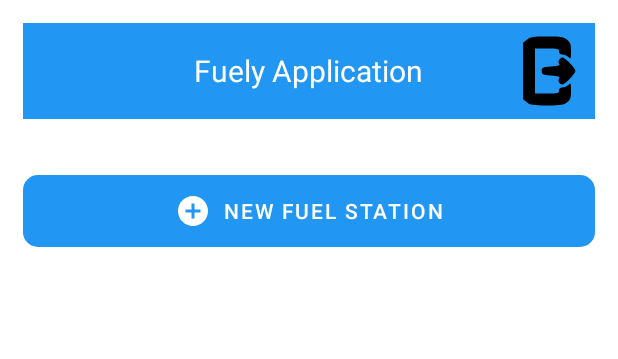
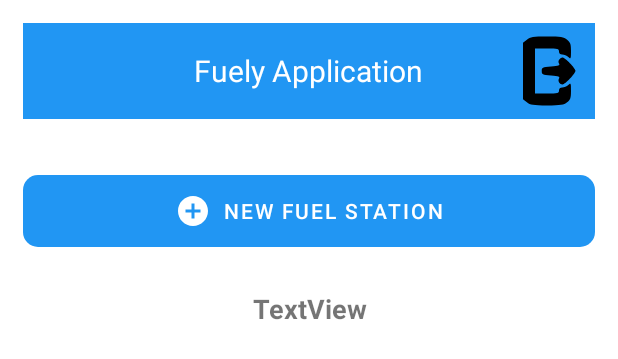
Before and after one commit to it19075136/fuel-mgmt-app-frontend, an Android app: the layout activity_fuel_station_list.xml on its own in the app's theme, with its tools: preview values and no code run, on a phone screen of 412 x 824 dp. Shown: the top 359 px of the screen. Run offline under Robolectric (Android 15) with nearby library versions, the phone set to English and light mode, and no system bars.

Commit message:
inflator work done

```diff
--- a/app/build.gradle
+++ b/app/build.gradle
@@ -32,6 +32,7 @@ dependencies {
     implementation 'androidx.appcompat:appcompat:1.5.1'
     implementation 'com.google.android.material:material:1.6.1'
     implementation 'androidx.constraintlayout:constraintlayout:2.1.4'
+    implementation 'com.google.ar.sceneform:filament-android:1.17.1'
     testImplementation 'junit:junit:4.13.2'
     androidTestImplementation 'androidx.test.ext:junit:1.1.3'
     androidTestImplementation 'androidx.test.espresso:espresso-core:3.4.0'
--- a/app/src/main/res/layout/activity_fuel_station_list.xml
+++ b/app/src/main/res/layout/activity_fuel_station_list.xml
@@ -27,6 +27,46 @@
         app:iconGravity="textStart"
         app:rippleColor="@color/ripple" />
 
-<!--    list here scrollview -->
+    <androidx.recyclerview.widget.RecyclerView
+        android:layout_width="397dp"
+        android:layout_height="673dp"
+        android:layout_marginTop="170dp"
+        android:id="@+id/recycler_view"
+        tools:listitem="@layout/fuel_stations"
+
+        />
+
+    <!--    <ScrollView-->
+<!--        android:layout_width="386dp"-->
+<!--        android:layout_height="wrap_content"-->
+<!--        android:layout_below="@+id/newFuelStation"-->
+<!--        android:layout_marginTop="20dp">-->
+
+<!--        <LinearLayout-->
+<!--            android:layout_width="match_parent"-->
+<!--            android:layout_height="wrap_content"-->
+<!--            android:orientation="vertical">-->
+
+<!--            <com.google.android.material.button.MaterialButton-->
+<!--                android:id="@+id/newFuelStation5"-->
+<!--                style="@style/Widget.MaterialComponents.Button.UnelevatedButton"-->
+<!--                android:layout_width="match_parent"-->
+<!--                android:layout_height="wrap_content"-->
+<!--                android:layout_centerHorizontal="true"-->
+<!--                android:layout_marginTop="20dp"-->
+<!--                android:padding="12dp"-->
+<!--                android:text="New Fuel Station"-->
+<!--                android:textColor="@color/white"-->
+<!--                app:cornerRadius="10dp"-->
+<!--                app:icon="@drawable/ic_baseline_add_circle_24"-->
+<!--                app:iconGravity="textStart"-->
+<!--                app:rippleColor="@color/ripple" />-->
+
+<!--        </LinearLayout>-->
+<!--    </ScrollView>-->
+
+    <!--    list here scrollview -->
+
+
 
 </RelativeLayout>
--- /dev/null
+++ b/app/src/main/res/layout/fuel_stations.xml
@@ -0,0 +1,46 @@
+<?xml version="1.0" encoding="utf-8"?>
+<androidx.constraintlayout.widget.ConstraintLayout xmlns:android="http://schemas.android.com/apk/res/android"
+    xmlns:app="http://schemas.android.com/apk/res-auto"
+    xmlns:tools="http://schemas.android.com/tools"
+    android:layout_width="match_parent"
+    android:layout_height="match_parent">
+
+
+<!--    <com.google.android.material.button.MaterialButton-->
+<!--        android:id="@+id/newFuelStation2"-->
+<!--        style="@style/Widget.MaterialComponents.Button.UnelevatedButton"-->
+<!--        android:layout_width="match_parent"-->
+<!--        android:layout_height="wrap_content"-->
+<!--        android:layout_centerHorizontal="true"-->
+<!--        android:padding="12dp"-->
+<!--        android:text="Fuel Station Name"-->
+<!--        android:textColor="@color/white"-->
+<!--        app:cornerRadius="10dp"-->
+<!--        app:icon="@drawable/ic_baseline_add_circle_24"-->
+<!--        app:iconGravity="textStart"-->
+<!--        app:rippleColor="@color/ripple"-->
+<!--        tools:ignore="MissingConstraints">-->
+
+        <TextView
+            android:layout_width="match_parent"
+            android:layout_height="wrap_content"
+            android:id="@+id/stationName"
+            android:textSize="18sp"
+            android:text="TextView"
+            android:textAlignment="center"
+            android:textStyle="bold"
+            android:paddingTop="8dp"
+            android:paddingBottom="8dp"
+            tools:ignore="MissingConstraints" />
+
+<!--    </com.google.android.material.button.MaterialButton>-->
+
+
+<!--    <TextView-->
+<!--        android:id="@+id/textView"-->
+<!--        android:layout_width="wrap_content"-->
+<!--        android:layout_height="wrap_content"-->
+<!--        android:text="TextView"-->
+<!--        tools:layout_editor_absoluteX="190dp"-->
+<!--        tools:layout_editor_absoluteY="28dp" />-->
+</androidx.constraintlayout.widget.ConstraintLayout>
```
Also changed, not shown: app/src/main/java/com/example/fuel_mgmt_app_frontend/FuelStation/FuelStationList.java (+32 -0 lines), app/src/main/java/com/example/fuel_mgmt_app_frontend/FuelStation/MainAdapter.java (added, +59 -0 lines), app/src/main/java/com/example/fuel_mgmt_app_frontend/FuelStation/StationModel.java (added, +13 -0 lines).
